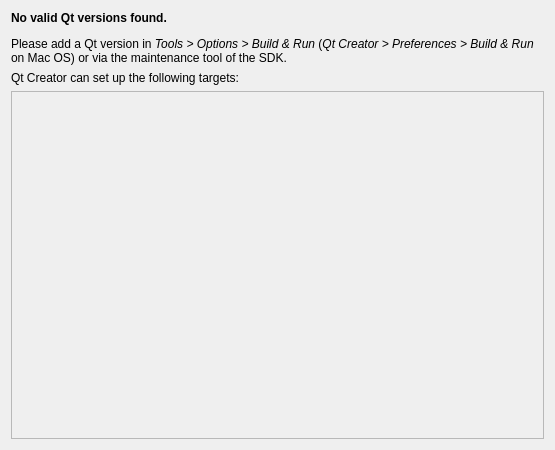
First picture: the form in src/plugins/qt4projectmanager/wizards/targetsetuppage.ui, repository qt-creator/qt-creator, before the edit.
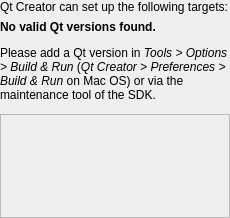
Second picture: the form after the edit.

```diff
--- a/src/plugins/qt4projectmanager/wizards/targetsetuppage.ui
+++ b/src/plugins/qt4projectmanager/wizards/targetsetuppage.ui
@@ -6,30 +6,33 @@
    <rect>
     <x>0</x>
     <y>0</y>
-    <width>555</width>
-    <height>450</height>
+    <width>230</width>
+    <height>218</height>
    </rect>
   </property>
+  <property name="sizePolicy">
+   <sizepolicy hsizetype="Preferred" vsizetype="Preferred">
+    <horstretch>0</horstretch>
+    <verstretch>0</verstretch>
+   </sizepolicy>
+  </property>
   <property name="windowTitle">
    <string>Set up Targets for Your Project</string>
   </property>
+  <layout class="QVBoxLayout" name="verticalLayout_3">
+   <property name="margin">
+    <number>0</number>
+   </property>
+   <item>
+    <widget class="QWidget" name="setupTargetPage" native="true">
   <layout class="QVBoxLayout" name="verticalLayout">
-   <item>
-    <widget class="QLabel" name="noValidQtVersionsLabel">
-     <property name="text">
-      <string>&lt;html&gt;&lt;head/&gt;&lt;body&gt;&lt;p&gt;&lt;span style=&quot; font-weight:600;&quot;&gt;No valid Qt versions found.&lt;/span&gt;&lt;/p&gt;&lt;p&gt;Please add a Qt version in &lt;span style=&quot; font-style:italic;&quot;&gt;Tools &amp;gt; Options &amp;gt; Build &amp;amp; Run&lt;/span&gt; (&lt;span style=&quot; font-style:italic;&quot;&gt;Qt Creator &amp;gt; Preferences &amp;gt; Build &amp;amp; Run &lt;/span&gt;on Mac OS) or via the maintenance tool of the SDK.&lt;/p&gt;&lt;/body&gt;&lt;/html&gt;</string>
-     </property>
-     <property name="wordWrap">
-      <bool>true</bool>
-     </property>
-    </widget>
-   </item>
-   <item>
-    <layout class="QHBoxLayout" name="horizontalLayout_2">
+      <property name="margin">
+       <number>0</number>
+      </property>
      <item>
       <widget class="QLabel" name="descriptionLabel">
        <property name="sizePolicy">
-        <sizepolicy hsizetype="Preferred" vsizetype="Preferred">
+         <sizepolicy hsizetype="Preferred" vsizetype="Fixed">
          <horstretch>0</horstretch>
          <verstretch>0</verstretch>
         </sizepolicy>
@@ -38,7 +41,7 @@
         <string>Qt Creator can set up the following targets:</string>
        </property>
        <property name="wordWrap">
-        <bool>false</bool>
+         <bool>true</bool>
        </property>
        <property name="textInteractionFlags">
         <set>Qt::NoTextInteraction</set>
@@ -46,22 +49,24 @@
       </widget>
      </item>
      <item>
-      <spacer name="horizontalSpacer_2">
-       <property name="orientation">
-        <enum>Qt::Horizontal</enum>
-       </property>
-       <property name="sizeType">
-        <enum>QSizePolicy::MinimumExpanding</enum>
-       </property>
-       <property name="sizeHint" stdset="0">
-        <size>
-         <width>13</width>
-         <height>13</height>
-        </size>
-       </property>
-      </spacer>
-     </item>
-    </layout>
+       <widget class="QLabel" name="noValidQtVersionsLabel">
+        <property name="text">
+         <string>&lt;html&gt;&lt;head/&gt;&lt;body&gt;&lt;p&gt;&lt;span style=&quot; font-weight:600;&quot;&gt;No valid Qt versions found.&lt;/span&gt;&lt;/p&gt;&lt;p&gt;Please add a Qt version in &lt;span style=&quot; font-style:italic;&quot;&gt;Tools &amp;gt; Options &amp;gt; Build &amp;amp; Run&lt;/span&gt; (&lt;span style=&quot; font-style:italic;&quot;&gt;Qt Creator &amp;gt; Preferences &amp;gt; Build &amp;amp; Run &lt;/span&gt;on Mac OS) or via the maintenance tool of the SDK.&lt;/p&gt;&lt;/body&gt;&lt;/html&gt;</string>
+        </property>
+        <property name="wordWrap">
+         <bool>true</bool>
+        </property>
+       </widget>
+      </item>
+      <item>
+       <widget class="QWidget" name="centralWidget" native="true">
+        <property name="sizePolicy">
+         <sizepolicy hsizetype="Preferred" vsizetype="Fixed">
+          <horstretch>0</horstretch>
+          <verstretch>0</verstretch>
+         </sizepolicy>
+        </property>
+       </widget>
    </item>
    <item>
     <widget class="QScrollArea" name="scrollArea">
@@ -73,12 +78,14 @@
        <rect>
         <x>0</x>
         <y>0</y>
-        <width>541</width>
-        <height>358</height>
-       </rect>
-      </property>
-      <layout class="QVBoxLayout" name="verticalLayout_2"/>
-     </widget>
+           <width>224</width>
+           <height>66</height>
+          </rect>
+         </property>
+        </widget>
+       </widget>
+      </item>
+     </layout>
     </widget>
    </item>
   </layout>
```
Left out of the diff: 2 changed lines with no effect on the pictures. Lines whose indentation alone changed are shown as unchanged.
